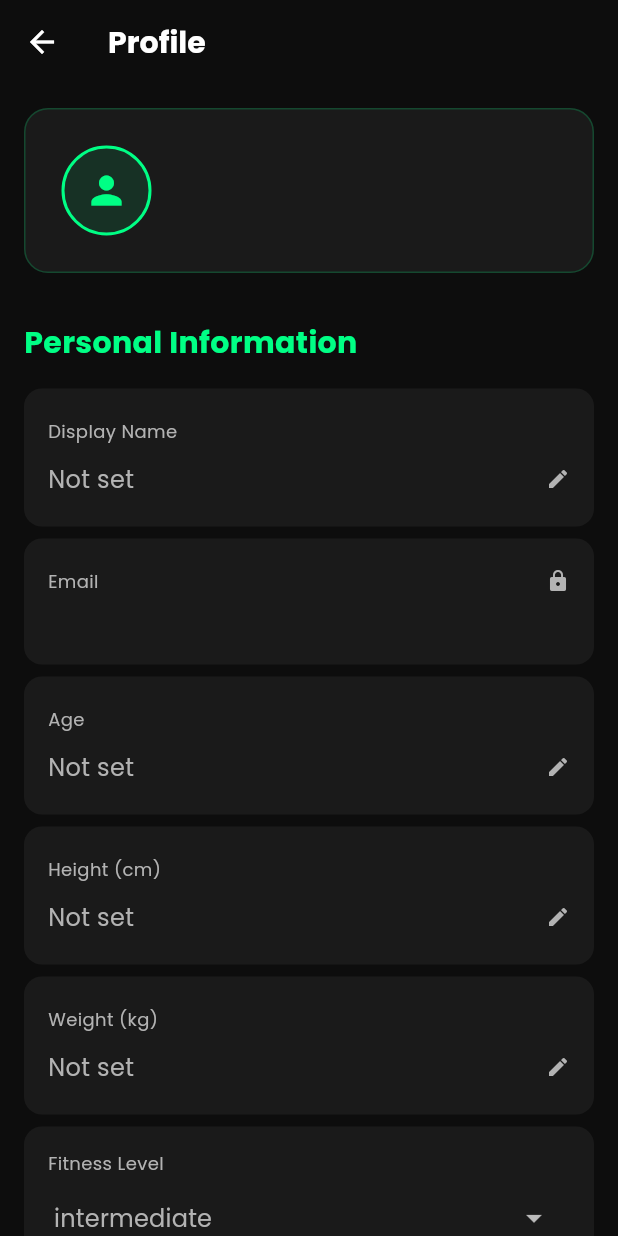
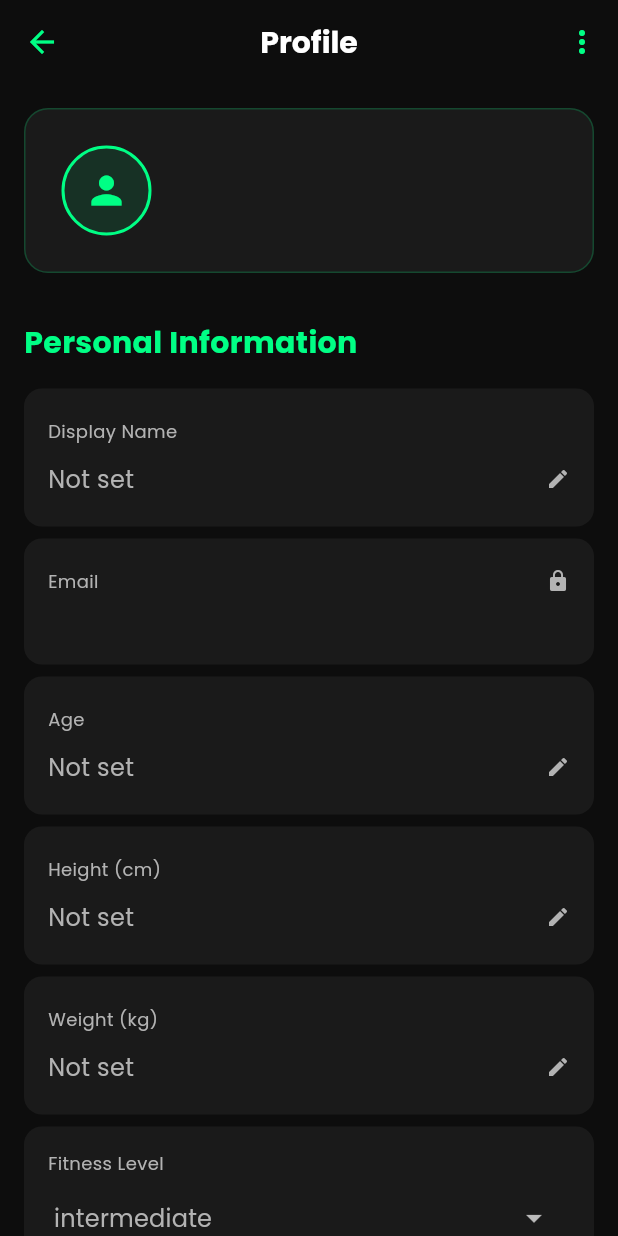
Before and after one commit to axcool99/fitlife-app, a Flutter app: the ProfileScreen screen opened by its route, on a phone screen of 412 x 824 dp. Run offline on Flutter 3.47's test engine with Material 3 defaults, Android fonts, the phone set to English and light mode, and no system bars; our stand-ins replace cloud_firestore, firebase_auth, firebase_core, fl_chart, google_fonts; accounts and stored records are empty.

Commit message:
Refactor: Unified AppBar styling with FitLifeTheme Neon Highlights

```diff
--- a/lib/profile_screen.dart
+++ b/lib/profile_screen.dart
@@ -79,20 +79,27 @@ class _ProfileScreenState extends State<ProfileScreen> {
   Widget build(BuildContext context) {
     return Scaffold(
       backgroundColor: FitLifeTheme.background,
-      appBar: AppBar(
-        title: const AppText(
-          'Profile',
-          type: AppTextType.headingSmall,
-        ),
-        backgroundColor: FitLifeTheme.background,
-        elevation: 0,
-        leading: IconButton(
-          icon: Icon(
-            Icons.arrow_back,
-            color: FitLifeTheme.textPrimary,
+      appBar: FitLifeAppBar(
+        title: 'Profile',
+        leading: fitLifeBackButton(context),
+        actions: [
+          fitLifeOverflowMenu(
+            context: context,
+            onEditProfile: () {
+              // TODO: Implement edit profile functionality
+              ScaffoldMessenger.of(context).showSnackBar(
+                const SnackBar(content: Text('Edit Profile - Coming Soon!')),
+              );
+            },
+            onSettings: () {
+              // TODO: Implement settings functionality
+              ScaffoldMessenger.of(context).showSnackBar(
+                const SnackBar(content: Text('Settings - Coming Soon!')),
+              );
+            },
+            onLogout: _logout,
           ),
-          onPressed: () => Navigator.of(context).pop(),
-        ),
+        ],
       ),
       body: _isLoading
           ? const Center(child: CircularProgressIndicator())
--- a/lib/ui/components/components.dart
+++ b/lib/ui/components/components.dart
@@ -17,3 +17,4 @@ export 'shimmer_loading.dart';
 export 'micro_interactions.dart';
 export 'empty_states.dart';
 export 'editable_text_field.dart';
+export 'fitlife_appbar.dart';
--- /dev/null
+++ b/lib/ui/components/fitlife_appbar.dart
@@ -0,0 +1,133 @@
+import 'package:flutter/material.dart';
+import 'components.dart';
+
+/// FitLifeAppBar - Unified AppBar component with FitLifeTheme styling
+/// Provides consistent neon highlight styling across all screens
+class FitLifeAppBar extends StatelessWidget implements PreferredSizeWidget {
+  /// The title text to display in the AppBar
+  final String title;
+
+  /// Optional leading widget (usually back button)
+  final Widget? leading;
+
+  /// List of action widgets (icons, buttons)
+  final List<Widget>? actions;
+
+  /// Whether to center the title
+  final bool centerTitle;
+
+  /// Whether to show the leading widget automatically
+  final bool automaticallyImplyLeading;
+
+  const FitLifeAppBar({
+    super.key,
+    required this.title,
+    this.leading,
+    this.actions,
+    this.centerTitle = true,
+    this.automaticallyImplyLeading = true,
+  });
+
+  @override
+  Widget build(BuildContext context) {
+    return AppBar(
+      // Background and elevation
+      backgroundColor: FitLifeTheme.background,
+      elevation: 0,
+      shadowColor: Colors.transparent,
+
+      // Title styling with neon highlights
+      title: AppText(
+        title,
+        type: AppTextType.headingSmall,
+        color: FitLifeTheme.primaryText,
+        useCleanStyle: true,
+        overflow: TextOverflow.ellipsis,
+      ),
+      centerTitle: centerTitle,
+
+      // Icon theme for consistent neon green
+      iconTheme: IconThemeData(
+        color: FitLifeTheme.accentGreen,
+        size: 24.0, // Consistent 24dp size
+      ),
+
+      // Leading and actions
+      leading: leading,
+      actions: actions,
+      automaticallyImplyLeading: automaticallyImplyLeading,
+
+      // Ensure proper toolbar height
+      toolbarHeight: kToolbarHeight,
+    );
+  }
+
+  @override
+  Size get preferredSize => const Size.fromHeight(kToolbarHeight);
+}
+
+/// Convenience method to create a back button with consistent styling
+Widget fitLifeBackButton(BuildContext context) {
+  return IconButton(
+    icon: const Icon(Icons.arrow_back),
+    onPressed: () => Navigator.of(context).pop(),
+    tooltip: 'Back',
+  );
+}
+
+/// Convenience method to create an overflow menu button for profile actions
+Widget fitLifeOverflowMenu({
+  required BuildContext context,
+  required VoidCallback onEditProfile,
+  required VoidCallback onSettings,
+  required VoidCallback onLogout,
+}) {
+  return PopupMenuButton<String>(
+    icon: const Icon(Icons.more_vert),
+    onSelected: (value) {
+      switch (value) {
+        case 'edit_profile':
+          onEditProfile();
+          break;
+        case 'settings':
+          onSettings();
+          break;
+        case 'logout':
+          onLogout();
+          break;
+      }
+    },
+    itemBuilder: (context) => [
+      const PopupMenuItem<String>(
+        value: 'edit_profile',
+        child: Row(
+          children: [
+            Icon(Icons.edit, color: FitLifeTheme.accentGreen),
+            SizedBox(width: 12),
+            AppText('Edit Profile', type: AppTextType.bodyMedium),
+          ],
+        ),
+      ),
+      const PopupMenuItem<String>(
+        value: 'settings',
+        child: Row(
+          children: [
+            Icon(Icons.settings, color: FitLifeTheme.accentGreen),
+            SizedBox(width: 12),
+            AppText('Settings', type: AppTextType.bodyMedium),
+          ],
+        ),
+      ),
+      const PopupMenuItem<String>(
+        value: 'logout',
+        child: Row(
+          children: [
+            Icon(Icons.logout, color: FitLifeTheme.accentGreen),
+            SizedBox(width: 12),
+            AppText('Logout', type: AppTextType.bodyMedium),
+          ],
+        ),
+      ),
+    ],
+  );
+}
```
Also changed, not shown: lib/checkin_history_screen.dart (+3 -16 lines), lib/checkin_screen.dart (+3 -16 lines), lib/home_screen.dart (+0 -21 lines), lib/progress_screen.dart (+2 -10 lines), lib/workout_screen.dart (+3 -17 lines), lib/firebase_options.dart (added).
